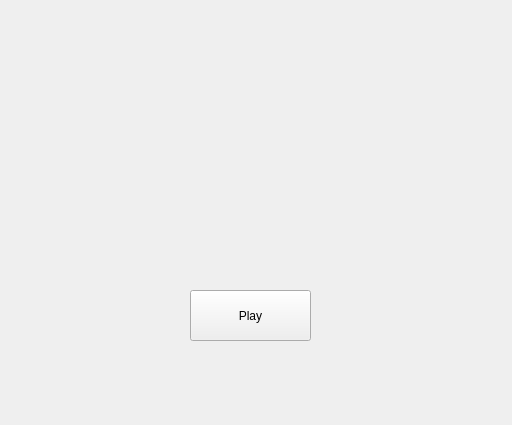
KirMozor/Yamux, file Ui/Main.ui: the form before one commit.
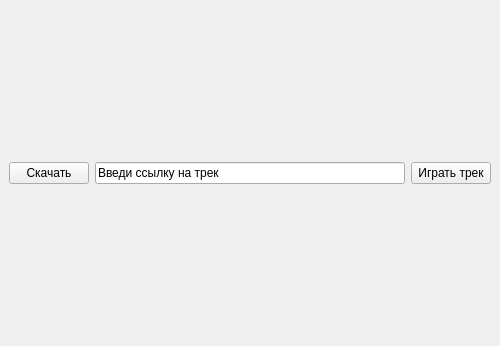
The form after the commit. Icons and pictures are not drawn.

Patch:
```diff
--- a/Ui/Main.ui
+++ b/Ui/Main.ui
@@ -6,8 +6,8 @@
    <rect>
     <x>0</x>
     <y>0</y>
-    <width>512</width>
-    <height>425</height>
+    <width>500</width>
+    <height>346</height>
    </rect>
   </property>
   <property name="windowTitle">
@@ -18,29 +18,37 @@
     <normaloff>icon_main.svg</normaloff>icon_main.svg</iconset>
   </property>
   <widget class="QWidget" name="centralwidget">
-   <widget class="QPushButton" name="pushButton">
-    <property name="geometry">
-     <rect>
-      <x>190</x>
-      <y>290</y>
-      <width>121</width>
-      <height>51</height>
-     </rect>
-    </property>
-    <property name="text">
-     <string>Play</string>
-    </property>
-   </widget>
-   <widget class="QWidget" name="widget" native="true">
-    <property name="geometry">
-     <rect>
-      <x>0</x>
-      <y>0</y>
-      <width>120</width>
-      <height>80</height>
-     </rect>
-    </property>
-   </widget>
+   <layout class="QVBoxLayout" name="verticalLayout">
+    <item>
+     <layout class="QGridLayout" name="gridLayout">
+      <item row="2" column="0">
+       <layout class="QHBoxLayout" name="horizontalLayout">
+        <item>
+         <widget class="QPushButton" name="pushButtonToDownload">
+          <property name="text">
+           <string>Скачать</string>
+          </property>
+         </widget>
+        </item>
+        <item>
+         <widget class="QLineEdit" name="writeLinkToPlay">
+          <property name="text">
+           <string>Введи ссылку на трек</string>
+          </property>
+         </widget>
+        </item>
+        <item>
+         <widget class="QPushButton" name="pushButtonToPlay">
+          <property name="text">
+           <string>Играть трек</string>
+          </property>
+         </widget>
+        </item>
+       </layout>
+      </item>
+     </layout>
+    </item>
+   </layout>
   </widget>
  </widget>
  <resources/>
```
Left out of the diff: 4 changed lines with no effect on the pictures.
